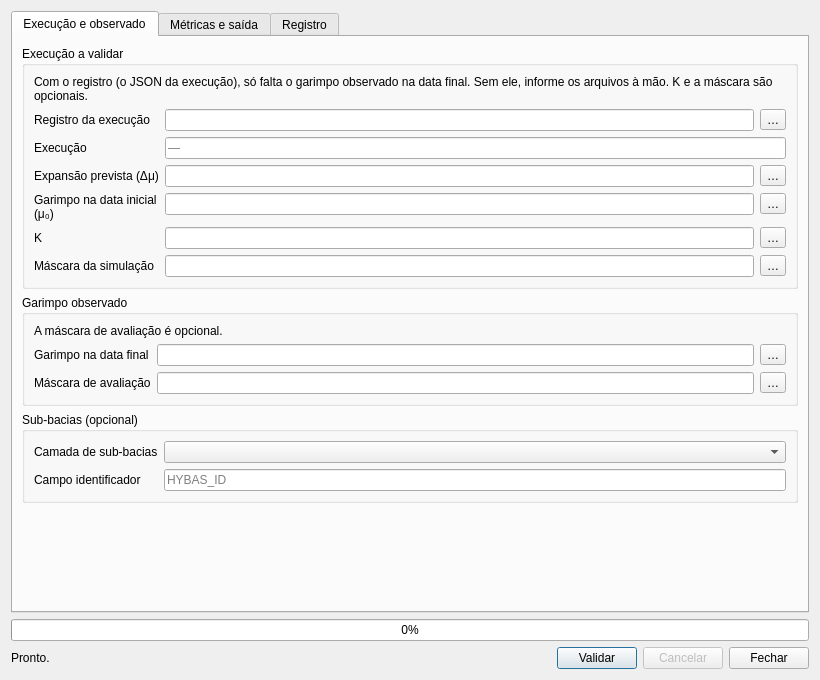
This is risco_garimpo/ui/validacao_dialog_base.ui in GabMagalhaes/garimpo-risk-plugin as Qt 5 draws it before an edit. The edited form follows.
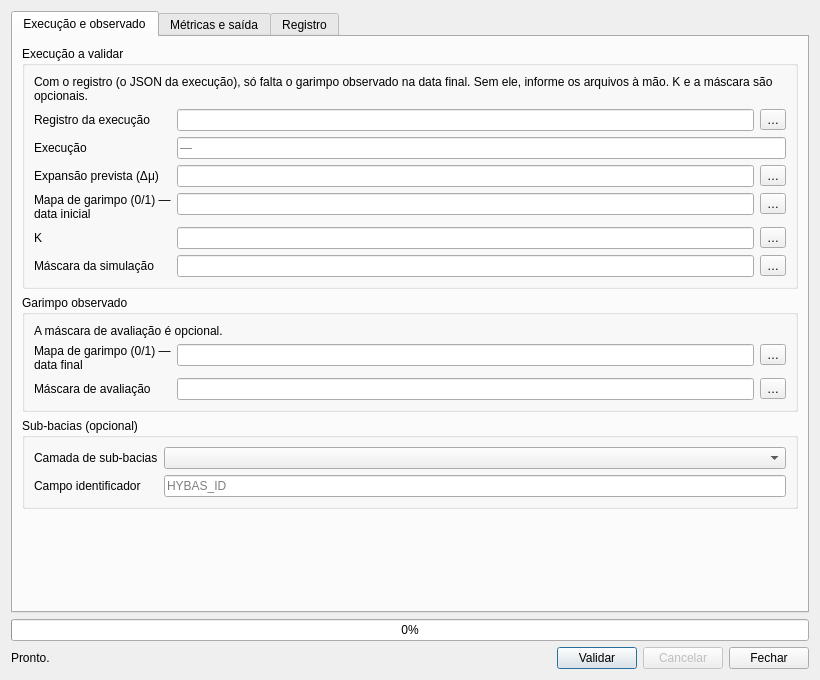
This is the edited form.

Commit message: Insumos de ocupação como "mapa de garimpo (0/1)", versão 0.3.5

Patch:
```diff
--- a/risco_garimpo/ui/validacao_dialog_base.ui
+++ b/risco_garimpo/ui/validacao_dialog_base.ui
@@ -83,7 +83,7 @@
 </item>
 <item row="3" column="0">
 <widget class="QLabel" name="lbl_linhaMuInicial">
-<property name="text"><string>Garimpo na data inicial (μ₀)</string></property>
+<property name="text"><string>Mapa de garimpo (0/1) — data inicial</string></property>
 <property name="wordWrap"><bool>true</bool></property>
 <property name="toolTip"><string>O mesmo μ₀ usado na execução, em fração 0–1.</string></property>
 </widget>
@@ -167,7 +167,7 @@
 <property name="fieldGrowthPolicy"><enum>QFormLayout::AllNonFixedFieldsGrow</enum></property>
 <item row="0" column="0">
 <widget class="QLabel" name="lbl_linhaMuFinal">
-<property name="text"><string>Garimpo na data final</string></property>
+<property name="text"><string>Mapa de garimpo (0/1) — data final</string></property>
 <property name="wordWrap"><bool>true</bool></property>
 <property name="toolTip"><string>Mapa que o modelo não viu, na data final da execução, em fração 0–1 (ex.: MapBiomas, só a classe de garimpo).</string></property>
 </widget>
```
Left out of the diff: 8 changed lines with no effect on the pictures. The commit also changes 15 other files.
